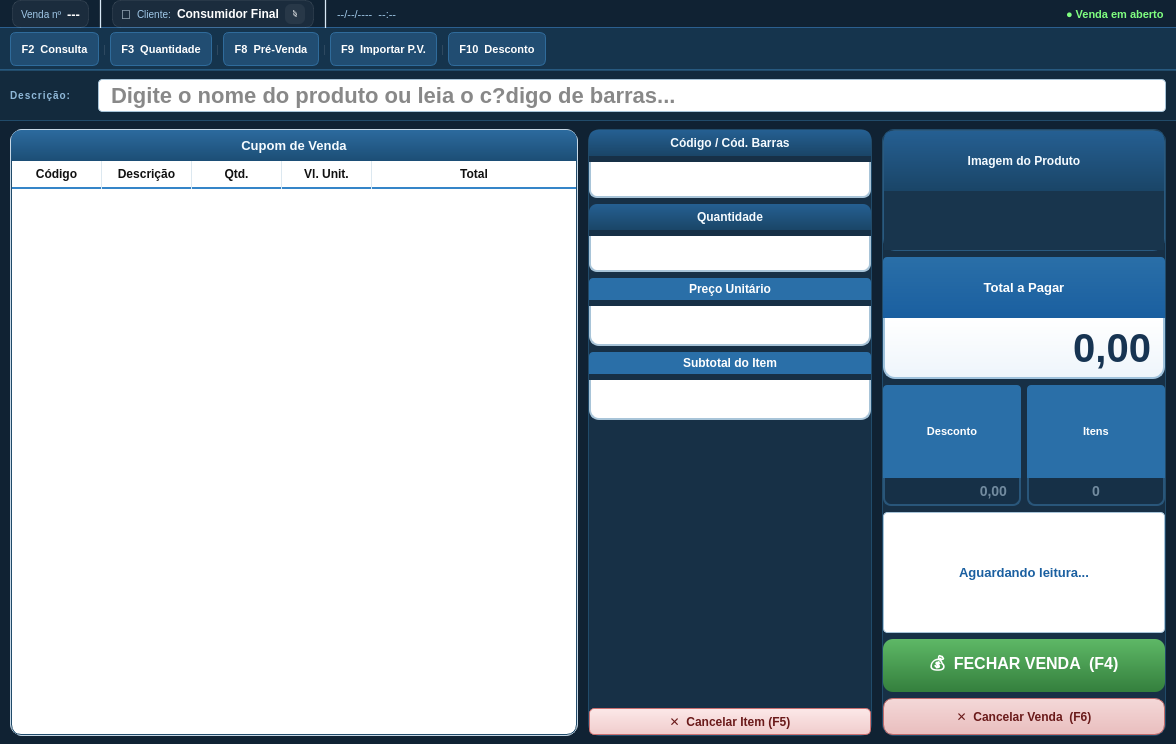
Before: the Qt Designer form ui/venda/frente_venda.ui in iuryruansc/cspdv, drawn with Qt 5.
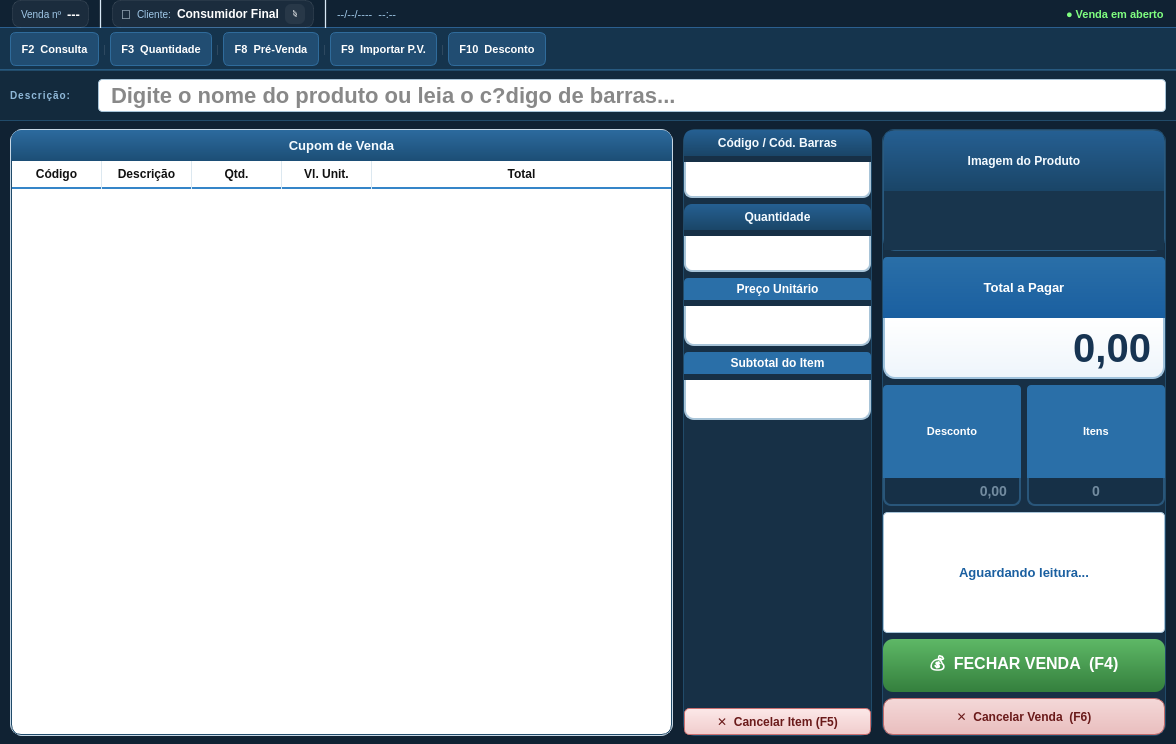
After: the same form once the commit is applied.

Diff of the .ui file:
```diff
--- a/ui/venda/frente_venda.ui
+++ b/ui/venda/frente_venda.ui
@@ -436,7 +436,7 @@
     </widget>
    </item>
    <item>
-    <layout class="QHBoxLayout" name="mainHLayout" stretch="6,3,3">
+    <layout class="QHBoxLayout" name="mainHLayout" stretch="7,2,3">
      <property name="spacing">
       <number>10</number>
      </property>
@@ -546,7 +546,7 @@
            <bool>true</bool>
           </attribute>
           <attribute name="verticalHeaderDefaultSectionSize">
-           <number>24</number>
+           <number>25</number>
           </attribute>
           <attribute name="verticalHeaderHighlightSections">
            <bool>true</bool>
```
